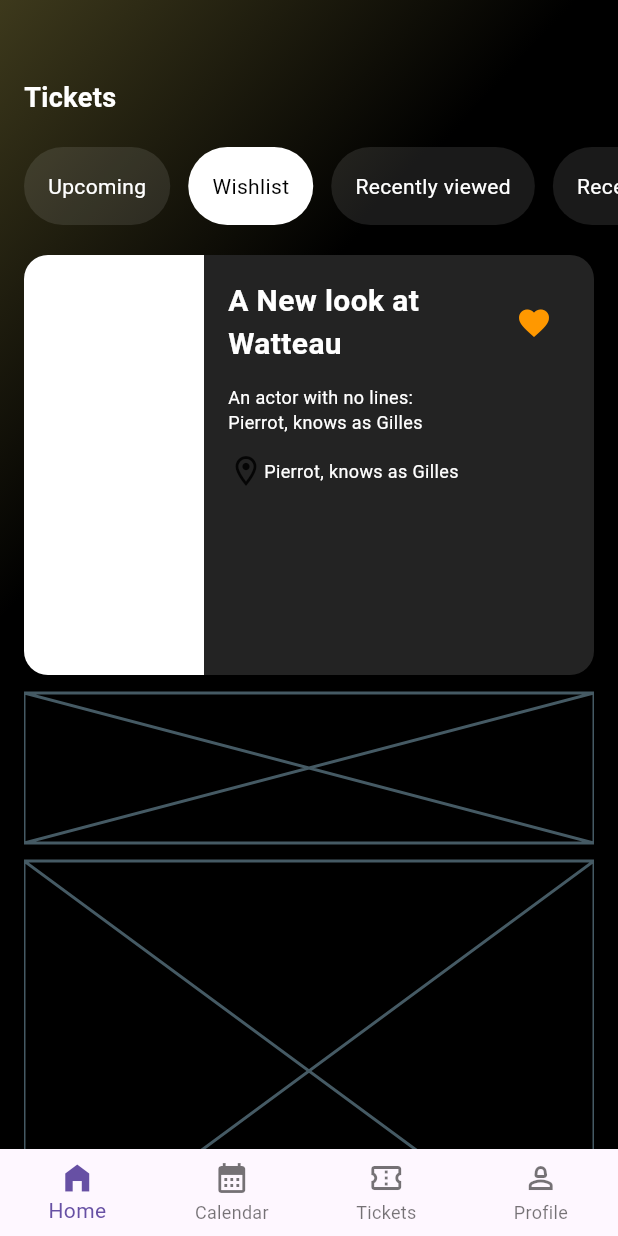
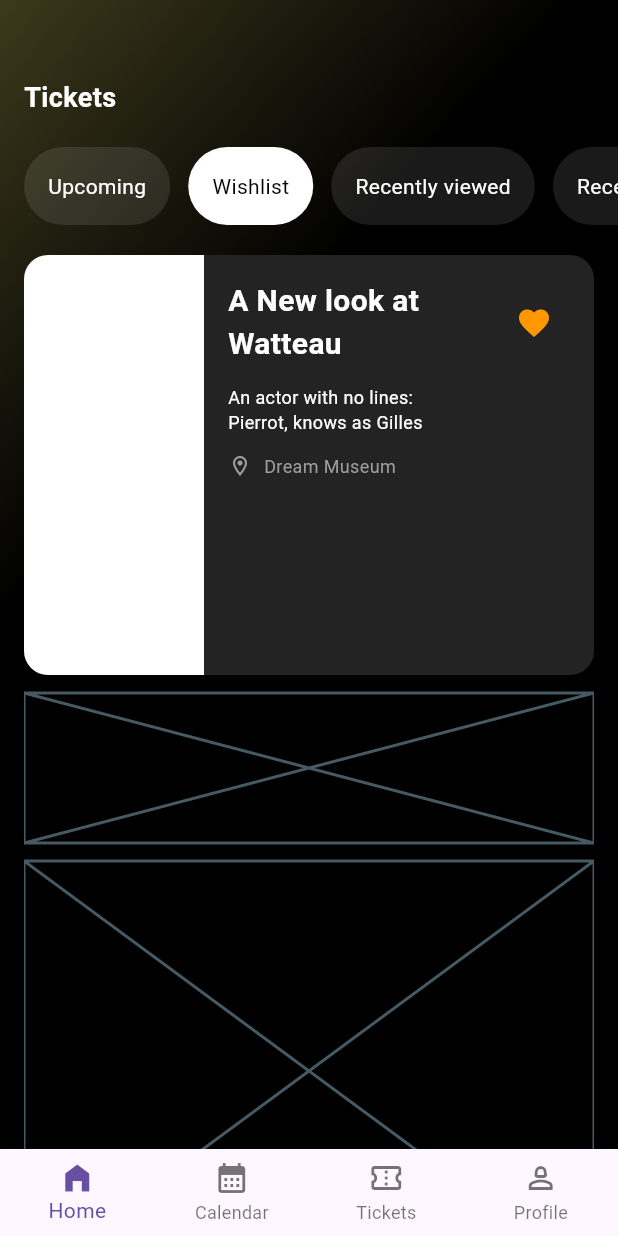
Before and after one commit to JAICHANGPARK/flutter_notebook_chapter_43, a Flutter app: the EventHomePage screen opened directly, on a phone screen of 412 x 824 dp. Run offline on Flutter 3.47's test engine with Material 3 defaults, Android fonts, the phone set to English and light mode, and no system bars; our stand-ins replace gap, hugeicons, percent_indicator.

Commit message:
Update event_home_page.dart

```diff
--- a/lib/ep2186_event_app/ui/event_home_page.dart
+++ b/lib/ep2186_event_app/ui/event_home_page.dart
@@ -179,15 +179,18 @@ class _EventHomePageState extends State<EventHomePage> {
                                             ),
                                           ),
                                           Row(
+                                            spacing: 8,
                                             children: [
                                               Icon(
                                                 Icons.location_on_outlined,
+                                                color: Colors.grey,
+                                                size: 16,
                                               ),
                                               Text(
-                                                "Pierrot, knows as Gilles",
+                                                "Dream Museum",
                                                 style: TextStyle(
                                                   fontSize: 12,
-                                                  color: Colors.white,
+                                                  color: Colors.grey,
                                                 ),
                                               ),
                                             ],
```
